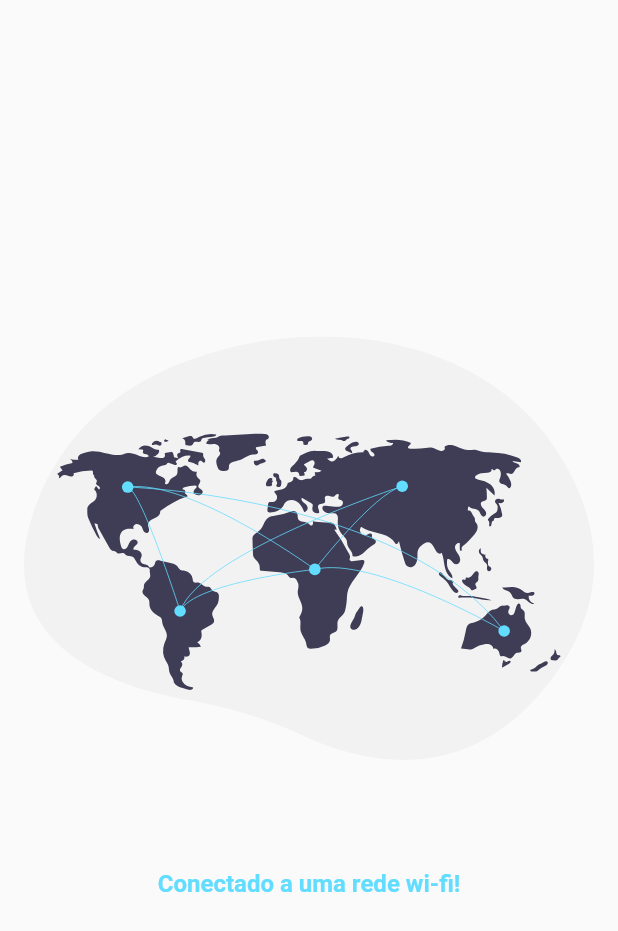
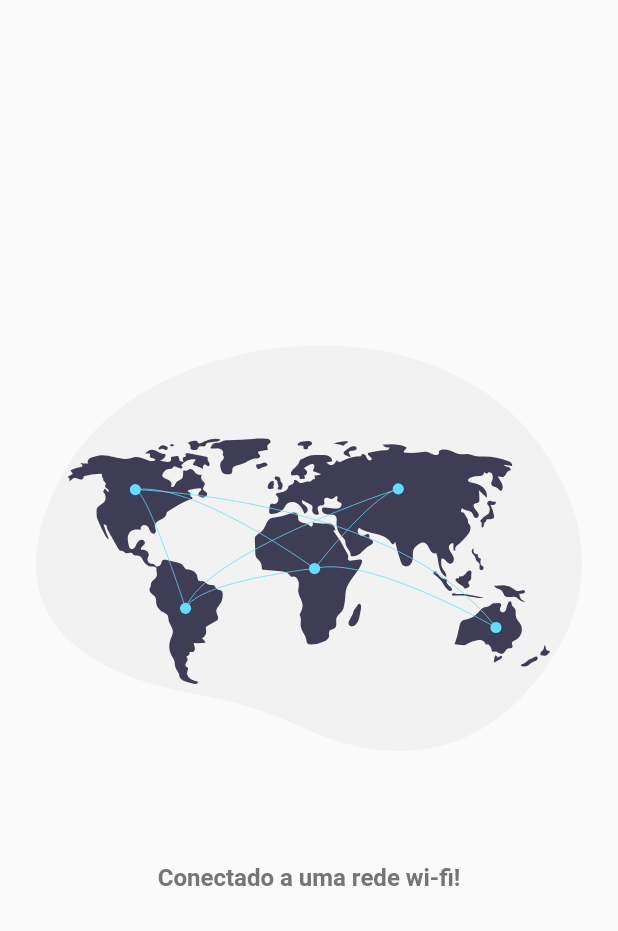
Before and after one commit to rodrigofelipejr/FLUTTER, a Flutter app: the screen it shows after launch, on a phone screen of 412 x 824 dp. Shown: the top 931 px of the screen. Run offline on Flutter 3.47's test engine with Material 2 defaults, Android fonts, the phone set to English and light mode, and no system bars; our stand-ins replace connectivity, flutter_svg; missing offline and left inert: app_settings.

Commit message:
Melhorando lógica para verificação da conexão com internet

```diff
--- a/check_internet/lib/home_screen.dart
+++ b/check_internet/lib/home_screen.dart
@@ -20,7 +20,7 @@
         brightness: Brightness.light,
       ),
       body: Padding(
-        padding: const EdgeInsets.all(16.0),
+        padding: const EdgeInsets.all(24.0),
         child: Center(
           child: Consumer<ConnectivityChangeNotifier>(
               builder: (BuildContext context, ConnectivityChangeNotifier connectivityChangeNotifier, Widget child) {
@@ -39,7 +39,7 @@
                       style: TextStyle(
                         fontSize: 16.0,
                         fontWeight: FontWeight.w700,
-                        color: Color(0XFF63ddff),
+                        color: Colors.grey[600],
                       ),
                     ),
                   ),
@@ -48,7 +48,7 @@
                   Flexible(
                     child: RaisedButton(
                       child: Text('Abrir configurações'),
-                      onPressed: () => AppSettings.openAppSettings(),
+                      onPressed: () => AppSettings.openWIFISettings(),
                     ),
                   )
               ],
```
Also changed, not shown: check_internet/lib/connectivity_change_notifier.dart (+38 -3 lines).
